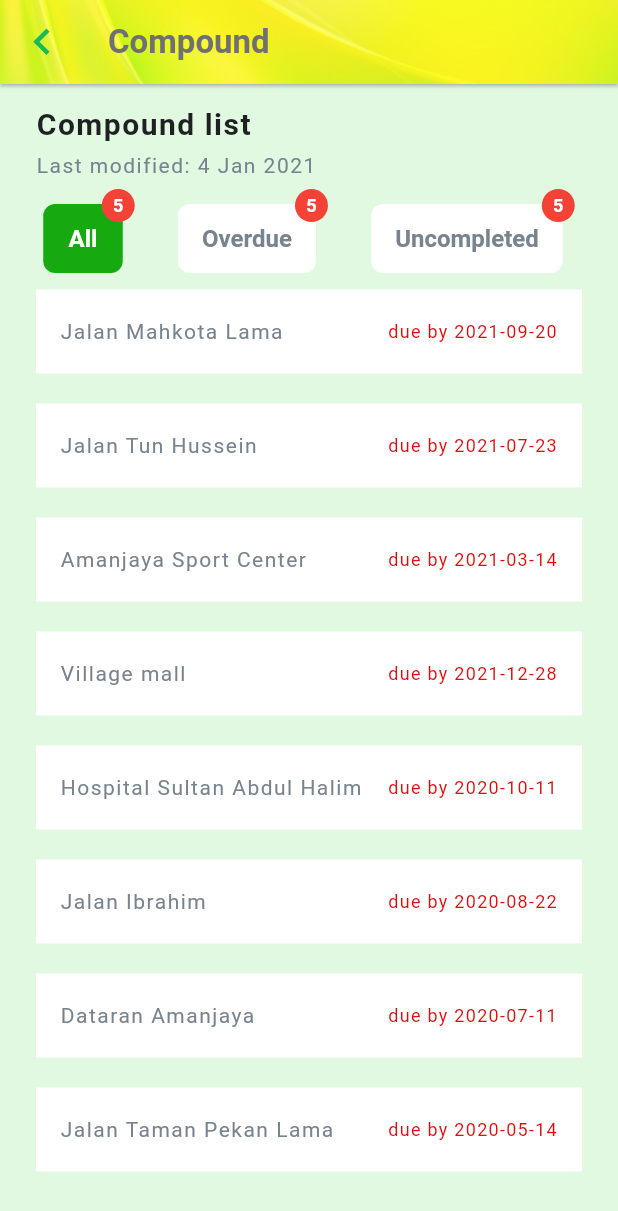
After one commit to anasboyka/e_coupoun_parking, a Flutter app: the CompoundPage screen opened directly, on a phone screen of 412 x 824 dp. The commit adds this screen. Shown: the top 1211 px of the screen. Run offline on Flutter 3.47's test engine with Material 2 defaults, Android fonts, the light colour scheme and no system bars; our stand-ins replace cloud_firestore, firebase_auth, firebase_core, flutter_svg; accounts and stored records are empty; Roboto replaces fonts that are missing (SFProText-Regular).

Commit message:
compound page

```diff
--- a/e_coupoun_parking/lib/homeScreen.dart
+++ b/e_coupoun_parking/lib/homeScreen.dart
@@ -1,5 +1,6 @@
 //homescreen kalau user dah sign in
 import 'dart:async';
+import 'dart:io';
 
 import 'package:e_coupoun_parking/models/driver.dart';
 import 'package:e_coupoun_parking/models/driveruid.dart';
@@ -46,8 +47,7 @@ class _HomeScreenState extends State<HomeScreen> {
     final driveruid = Provider.of<Driveruid?>(context);
     final driverinfo = Provider.of<Driver?>(context);
 
-    return SafeArea(
-      child: Scaffold(
+    return Scaffold(
       appBar: appBarDesign(context),
       drawer: Drawer(
         child: driverinfo == null
@@ -75,15 +75,19 @@ class _HomeScreenState extends State<HomeScreen> {
                 mainAxisAlignment: MainAxisAlignment.spaceEvenly,
                 children: [
                   menuDesign('Compound', 'assets/icons/compoundIcon.png',
-                        '/registercar', driverinfo),
+                      '/compound', {"driverInfo": driverinfo}),
                   menuDesign('E-wallet', 'assets/icons/walletIcon.png',
                       '/ewallet', driverinfo),
                 ],
               ),
+              Row(
+                mainAxisAlignment: MainAxisAlignment.spaceEvenly,
+                children: [
                   menuDesign('History', 'assets/icons/historyIcon.png',
-                    '/registercar', driverinfo)
+                      '/registercar', driverinfo),
                 ],
-            ),
+              )
+            ],
           ),
         ),
       ),
@@ -134,7 +138,9 @@ class _HomeScreenState extends State<HomeScreen> {
 
   AppBar appBarDesign(BuildContext context) {
     return AppBar(
-      toolbarHeight: 190,
+      toolbarHeight: Platform.isAndroid
+          ? 190 - MediaQuery.of(context).padding.top
+          : 172 - MediaQuery.of(context).padding.top,
 
       //title: Text('data'),
       leading: Align(
--- /dev/null
+++ b/e_coupoun_parking/lib/menu/compound/compoundList.dart
@@ -0,0 +1,260 @@
+import 'package:e_coupoun_parking/models/compound.dart';
+import 'package:flutter/material.dart';
+import 'package:intl/intl.dart';
+
+class CompoundPage extends StatefulWidget {
+  Map? argument = {};
+  CompoundPage({Key? key, this.argument}) : super(key: key);
+
+  @override
+  State<CompoundPage> createState() => _CompoundPageState();
+}
+
+class _CompoundPageState extends State<CompoundPage> {
+  int currentBtnIndex = 0;
+
+  List<Compound> compoundList = [
+    Compound(
+        dateTime: DateTime.parse("2021-09-20"),
+        location: "Jalan Mahkota Lama",
+        status: "problem",
+        read: false),
+    Compound(
+        dateTime: DateTime.parse("2021-07-23"),
+        location: "Jalan Tun Hussein",
+        status: "problem",
+        read: false),
+    Compound(
+        dateTime: DateTime.parse("2021-03-14"),
+        location: "Amanjaya Sport Center",
+        status: "problem",
+        read: false),
+    Compound(
+        dateTime: DateTime.parse("2021-12-28"),
+        location: "Village mall",
+        status: "problem",
+        read: false),
+    Compound(
+        dateTime: DateTime.parse("2020-10-11"),
+        location: "Hospital Sultan Abdul Halim",
+        status: "problem",
+        read: false),
+    Compound(
+        dateTime: DateTime.parse("2020-08-22"),
+        location: "Jalan Ibrahim",
+        status: "problem",
+        read: false),
+    Compound(
+        dateTime: DateTime.parse("2020-07-11"),
+        location: "Dataran Amanjaya",
+        status: "problem",
+        read: false),
+    Compound(
+        dateTime: DateTime.parse("2020-05-14"),
+        location: "Jalan Taman Pekan Lama",
+        status: "problem",
+        read: false),
+  ];
+
+  List<String> tabBtn = ['All', 'Overdue', 'Uncompleted'];
+
+  @override
+  Widget build(BuildContext context) {
+    return Scaffold(
+      appBar: registerCarAppbarDesign(),
+      body: Stack(
+        children: [
+          Container(
+            width: double.infinity,
+            height: MediaQuery.of(context).size.height,
+            color: Color(0xffE1F9E0),
+          ),
+          SingleChildScrollView(
+            child: Column(
+              mainAxisAlignment: MainAxisAlignment.start,
+              crossAxisAlignment: CrossAxisAlignment.stretch,
+              children: [
+                SizedBox(height: 15),
+                Padding(
+                  padding: EdgeInsets.only(left: 24.0),
+                  child: Text(
+                    'Compound list',
+                    style: TextStyle(
+                      fontFamily: 'Roboto',
+                      fontSize: 20,
+                      color: const Color(0xff1e2022),
+                      letterSpacing: 1,
+                      fontWeight: FontWeight.w700,
+                    ),
+                    textAlign: TextAlign.left,
+                  ),
+                ),
+                SizedBox(height: 8),
+                Padding(
+                  padding: EdgeInsets.only(left: 24.0),
+                  child: Text(
+                    'Last modified: 4 Jan 2021',
+                    style: TextStyle(
+                      fontFamily: 'SFProText-Regular',
+                      fontSize: 14,
+                      color: const Color(0xff77838f),
+                      letterSpacing: 1.0000000305175782,
+                    ),
+                    textAlign: TextAlign.left,
+                  ),
+                ),
+                SizedBox(height: 8),
+                Row(
+                  mainAxisAlignment: MainAxisAlignment.spaceEvenly,
+                  children: tabBtn.map((e) {
+                    int index = tabBtn.indexOf(e);
+                    return buttonTabDesign(index, e);
+                  }).toList(),
+                ),
+                ListView.builder(
+                    itemCount: compoundList.length,
+                    shrinkWrap: true,
+                    itemBuilder: (context, index) {
+                      return Padding(
+                        padding:
+                            EdgeInsets.symmetric(vertical: 10, horizontal: 24),
+                        child: Container(
+                          color: Colors.white,
+                          child: ListTile(
+                            title: // Adobe XD layer: 'Hot Pepper Sauce' (text)
+                                Text(
+                              compoundList[index].location ?? 'null',
+                              style: TextStyle(
+                                fontFamily: 'Roboto',
+                                fontSize: 14,
+                                color: const Color(0xff77838f),
+                                letterSpacing: 1.0000000305175782,
+                              ),
+                              textAlign: TextAlign.left,
+                            ),
+                            trailing: // Adobe XD layer: '1kg' (text)
+                                Text(
+                              'due by ${DateFormat("yyyy-MM-dd").format(compoundList[index].dateTime!).toString()}',
+                              style: TextStyle(
+                                fontFamily: 'Roboto',
+                                fontSize: 12,
+                                color: const Color(0xffe30c0c),
+                                letterSpacing: 0.8571428833007813,
+                              ),
+                              textAlign: TextAlign.right,
+                            ),
+                          ),
+                        ),
+                      );
+                    })
+              ],
+            ),
+          )
+        ],
+      ),
+    );
+  }
+
+  Container buttonTabDesign(int index, String title) {
+    return Container(
+      height: 57,
+      constraints: BoxConstraints(maxHeight: 57, minWidth: 57, maxWidth: 400),
+      child: IntrinsicWidth(
+        child: Stack(
+          children: [
+            Align(
+              alignment: Alignment.bottomLeft,
+              child: Padding(
+                padding: EdgeInsets.only(right: 8.0),
+                child: ElevatedButton(
+                  child: Text(
+                    title,
+                    style: TextStyle(
+                      fontFamily: 'Roboto',
+                      fontSize: 16,
+                      color: index == currentBtnIndex
+                          ? Color(0xffffffff)
+                          : Color(0xff77838f),
+                      fontWeight: FontWeight.w700,
+                    ),
+                    textAlign: TextAlign.center,
+                  ),
+                  style: ElevatedButton.styleFrom(
+                      elevation: 0,
+                      primary: index == currentBtnIndex
+                          ? Color(0xff16AA10)
+                          : Colors.white,
+                      shape: RoundedRectangleBorder(
+                        borderRadius: BorderRadius.circular(8),
+                      ),
+                      minimumSize: Size(53, 46),
+                      maximumSize: Size(200, 46)),
+                  onPressed: () {
+                    setState(() {
+                      currentBtnIndex = index;
+                    });
+                  },
+                ),
+              ),
+            ),
+            Align(
+              alignment: Alignment.topRight,
+              child: Container(
+                alignment: Alignment.center,
+                width: 22,
+                height: 22,
+                decoration:
+                    BoxDecoration(shape: BoxShape.circle, color: Colors.red),
+                child: Text(
+                  '5',
+                  style: TextStyle(
+                    fontFamily: 'Roboto',
+                    fontSize: 12,
+                    color: const Color(0xffffffff),
+                    letterSpacing: 0.6000000000000001,
+                    fontWeight: FontWeight.w700,
+                  ),
+                ),
+              ),
+            )
+          ],
+        ),
+      ),
+    );
+  }
+
+  AppBar registerCarAppbarDesign() {
+    return AppBar(
+      title: Text(
+        'Compound',
+        style: TextStyle(
+          fontFamily: 'Roboto',
+          fontSize: 22,
+          color: const Color(0xff707070),
+          fontWeight: FontWeight.w700,
+        ),
+        textAlign: TextAlign.left,
+      ),
+      leading: Builder(
+        builder: (context) => IconButton(
+          iconSize: 35,
+          icon: Icon(
+            Icons.chevron_left,
+            color: Color(0xff17B95B),
+          ),
+          tooltip: MaterialLocalizations.of(context).openAppDrawerTooltip,
+          splashRadius: 25,
+          onPressed: () {
+            return Navigator.of(context).pop();
+          },
+        ),
+      ),
+      actions: [],
+      flexibleSpace: Image(
+        image: AssetImage('assets/icons/header.png'),
+        fit: BoxFit.fitWidth,
+      ),
+      elevation: 1,
+    );
+  }
+}
--- /dev/null
+++ b/e_coupoun_parking/lib/models/compound.dart
@@ -0,0 +1,8 @@
+class Compound {
+  final String? location;
+  final DateTime? dateTime;
+  final String? status;
+  final bool? read;
+
+  Compound({this.location, this.dateTime, this.status, this.read});
+}
--- a/e_coupoun_parking/lib/route_generator.dart
+++ b/e_coupoun_parking/lib/route_generator.dart
@@ -2,6 +2,7 @@
 
 import 'package:e_coupoun_parking/authenticate/loginAdmin.dart';
 import 'package:e_coupoun_parking/authenticate/loginOfficer.dart';
+import 'package:e_coupoun_parking/menu/compound/compoundList.dart';
 import 'package:e_coupoun_parking/menu/e_wallet/e_wallet.dart';
 import 'package:e_coupoun_parking/menu/register_car/register_Input.dart';
 import 'package:e_coupoun_parking/menu/register_car/register_car.dart';
@@ -87,6 +88,11 @@ class RouteGenerator {
                 RegisterCarInput(argument: args as Map<String?, dynamic>));
       case '/ewallet':
         return CupertinoPageRoute(builder: (_) => Ewallet());
+      case '/compound':
+        return CupertinoPageRoute(
+            builder: (_) => CompoundPage(
+                  argument: args as Map<String?, dynamic>,
+                ));
       default:
         return CupertinoPageRoute(builder: (_) => HomeScreen());
     }
```
Lines whose indentation alone changed are shown as unchanged.
